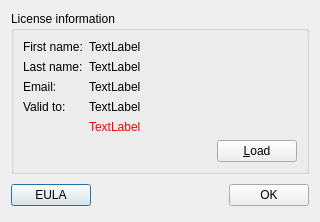
The window that source/licensedialog.ui (martin-kudlicka/vocabulary-master) describes before a commit, drawn with Qt 5.
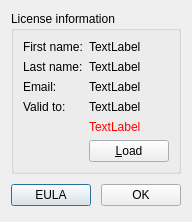
The same window after the commit.

Commit message: * dialog width decreased

Patch:
```diff
--- a/source/licensedialog.ui
+++ b/source/licensedialog.ui
@@ -6,7 +6,7 @@
    <rect>
     <x>0</x>
     <y>0</y>
-    <width>320</width>
+    <width>182</width>
     <height>210</height>
    </rect>
   </property>
```
